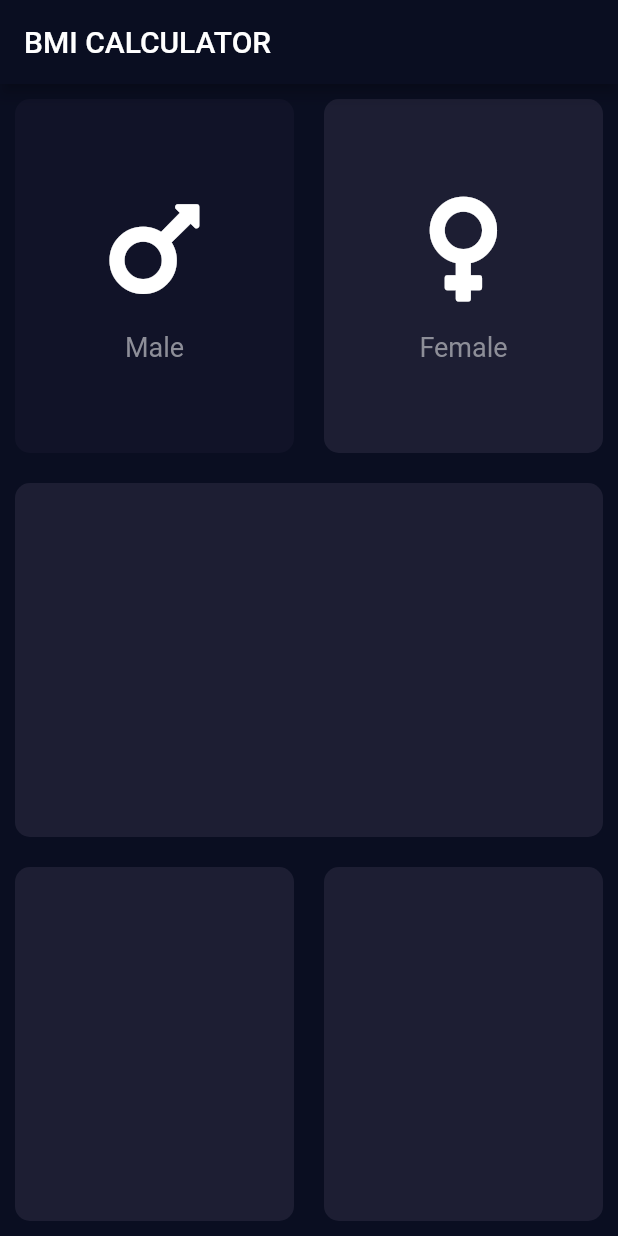
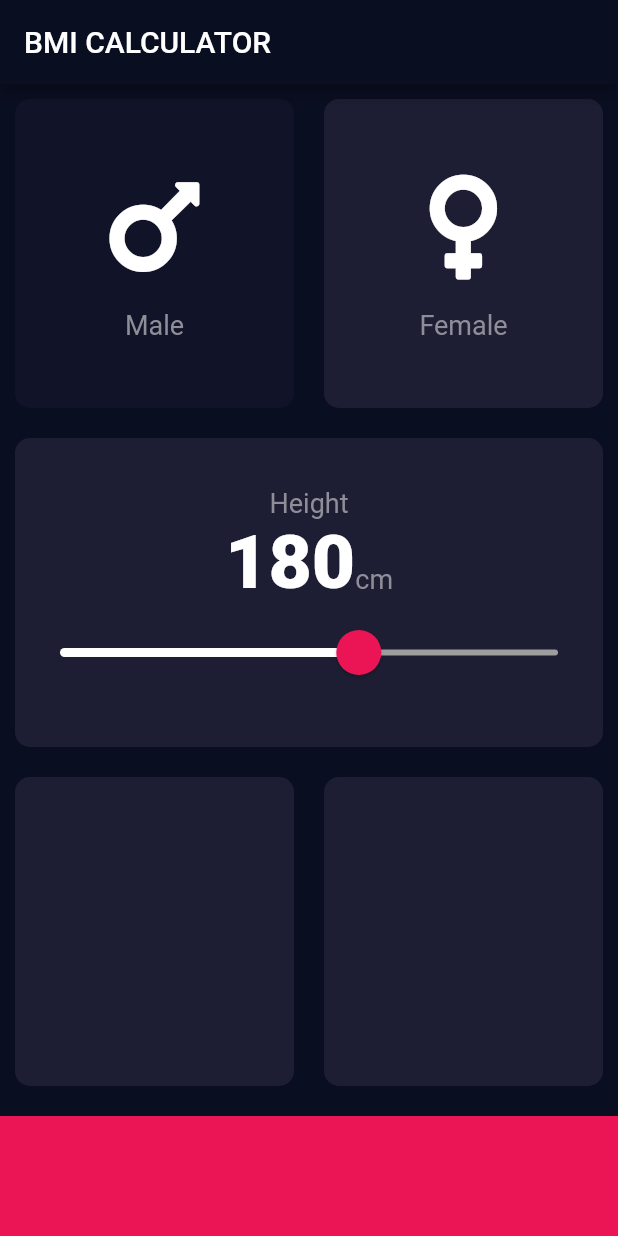
Before and after one commit to clbmrls14/bmi-calculator-flutter, a Flutter app: the screen it shows after launch, on a phone screen of 412 x 824 dp. Run offline on Flutter 3.47's test engine with Material 2 defaults, Android fonts, the phone set to English and light mode, and no system bars; our stand-ins replace font_awesome_flutter.

Commit message:
added height slider

```diff
--- /dev/null
+++ b/lib/constants.dart
@@ -0,0 +1,16 @@
+import 'package:flutter/material.dart';
+
+const kBottomContainerHeight = 80.0;
+const kActiveCardColor = Color(0xFF1D1E33);
+const kInactiveCardColor = Color(0xFF111328);
+const kBottomContainerColor = Color(0xFFEB1555);
+
+const kLabelTextStyle = TextStyle(
+  fontSize: 18,
+  color: Color(0xff8d8e98),
+);
+
+const kNumberTextStyle = TextStyle(
+  fontSize: 50.0,
+  fontWeight: FontWeight.w900,
+);
--- a/lib/icon_content.dart
+++ b/lib/icon_content.dart
@@ -1,9 +1,6 @@
 import 'package:flutter/material.dart';
+import './constants.dart';
 
-const labelTextStyle = TextStyle(
-  fontSize: 18,
-  color: Color(0xff8d8e98),
-);
 
 class IconContent extends StatelessWidget {
   IconContent({required this.icon, required this.label});
@@ -18,14 +15,14 @@ class IconContent extends StatelessWidget {
       children: [
         Icon(
           icon,
-          size: 80,
+          size: 80.0,
         ),
         SizedBox(
-          height: 15,
+          height: 15.0,
         ),
         Text(
           label,
-          style: labelTextStyle
+          style: kLabelTextStyle
         ),
       ],
     );
--- a/lib/input_page.dart
+++ b/lib/input_page.dart
@@ -1,13 +1,9 @@
 import 'package:flutter/material.dart';
 import 'package:font_awesome_flutter/font_awesome_flutter.dart';
 
+import 'constants.dart';
 import 'icon_content.dart';
 import 'reusable_card.dart';
-
-const bottomContainerHeight = 80;
-const activeCardColor = Color(0xFF1D1E33);
-const inactiveCardColor = Color(0xFF111328);
-const bottomContainerColor = Color(0xFFEB1555);
 
 enum Sex {
   male,
@@ -21,6 +17,7 @@ class InputPage extends StatefulWidget {
 
 class _InputPageState extends State<InputPage> {
   Sex selectedSex = Sex.female;
+  int height = 180;
 
   @override
   Widget build(BuildContext context) {
@@ -29,6 +26,7 @@ class _InputPageState extends State<InputPage> {
         title: Text('BMI CALCULATOR'),
       ),
       body: Column(
+        crossAxisAlignment: CrossAxisAlignment.stretch,
         children: [
           Expanded(
             child: Row(
@@ -41,8 +39,8 @@ class _InputPageState extends State<InputPage> {
                       });
                     },
                     cardColor: selectedSex == Sex.male
-                      ? activeCardColor
-                      : inactiveCardColor,
+                      ? kActiveCardColor
+                      : kInactiveCardColor,
                     cardChild: IconContent(
                       icon: FontAwesomeIcons.mars,
                       label: 'Male',
@@ -57,8 +55,8 @@ class _InputPageState extends State<InputPage> {
                       });
                     },
                     cardColor: selectedSex == Sex.female
-                        ? activeCardColor
-                        : inactiveCardColor,
+                        ? kActiveCardColor
+                        : kInactiveCardColor,
                     cardChild: IconContent(
                       icon: FontAwesomeIcons.venus,
                       label: 'Female',
@@ -71,6 +69,50 @@ class _InputPageState extends State<InputPage> {
           Expanded(
             child: ReusableCard(
               cardColor: Color(0xff1d1e33),
+              cardChild: Column(
+                mainAxisAlignment: MainAxisAlignment.center,
+                children: [
+                  Text(
+                    'Height',
+                    style: kLabelTextStyle,
+                  ),
+                  Row(
+                    mainAxisAlignment: MainAxisAlignment.center,
+                    crossAxisAlignment: CrossAxisAlignment.baseline,
+                    textBaseline: TextBaseline.alphabetic,
+                    children: [
+                      Text(
+                        height.toString(),
+                        style: kNumberTextStyle
+                      ),
+                      Text(
+                        'cm',
+                        style: kLabelTextStyle,
+                      ),
+                    ],
+                  ),
+                  SliderTheme(
+                    data: SliderTheme.of(context).copyWith(
+                      activeTrackColor: Colors.white,
+                      inactiveTrackColor: Colors.grey.shade500,
+                      thumbColor: kBottomContainerColor,
+                      overlayColor: Color(0x29EB1555),
+                      thumbShape: RoundSliderThumbShape(enabledThumbRadius: 15.0),
+                      overlayShape: RoundSliderOverlayShape(overlayRadius: 30.0)
+                    ),
+                    child: Slider(
+                      value: height.toDouble(),
+                      min: 120,
+                      max: 220,
+                      onChanged: (double newValue) {
+                        setState(() {
+                          height = newValue.toInt();
+                        });
+                      },
+                    ),
+                  ),
+                ],
+              ),
             ),
           ),
           Expanded(
@@ -78,17 +120,23 @@ class _InputPageState extends State<InputPage> {
               children: [
                 Expanded(
                   child: ReusableCard(
-                    cardColor: activeCardColor,
+                    cardColor: kActiveCardColor,
                   ),
                 ),
                 Expanded(
                   child: ReusableCard(
-                    cardColor: activeCardColor,
+                    cardColor: kActiveCardColor,
                   ),
                 ),
               ],
             ),
           ),
+          Container(
+            color: kBottomContainerColor,
+            margin: EdgeInsets.only(top: 10.0),
+            width: double.infinity,
+            height: kBottomContainerHeight,
+          )
         ],
       ),
     );
--- a/lib/reusable_card.dart
+++ b/lib/reusable_card.dart
@@ -12,10 +12,10 @@ class ReusableCard extends StatelessWidget {
     return GestureDetector(
       onTap: onPress,
       child: Container(
-        margin: EdgeInsets.all(10),
+        margin: EdgeInsets.all(10.0),
         decoration: BoxDecoration(
           color: cardColor,
-          borderRadius: BorderRadius.circular(10),
+          borderRadius: BorderRadius.circular(10.0),
         ),
         child: cardChild,
       ),
```
